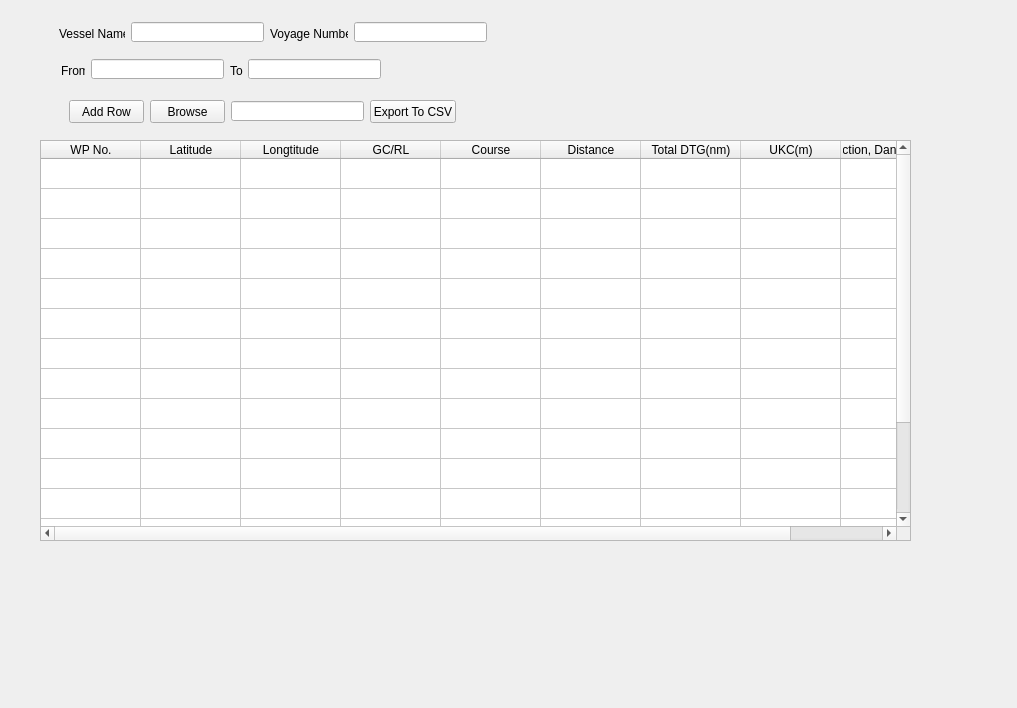
Old version of the form QtUi/planGenerator.ui in the repository heavenlxj/emgui.
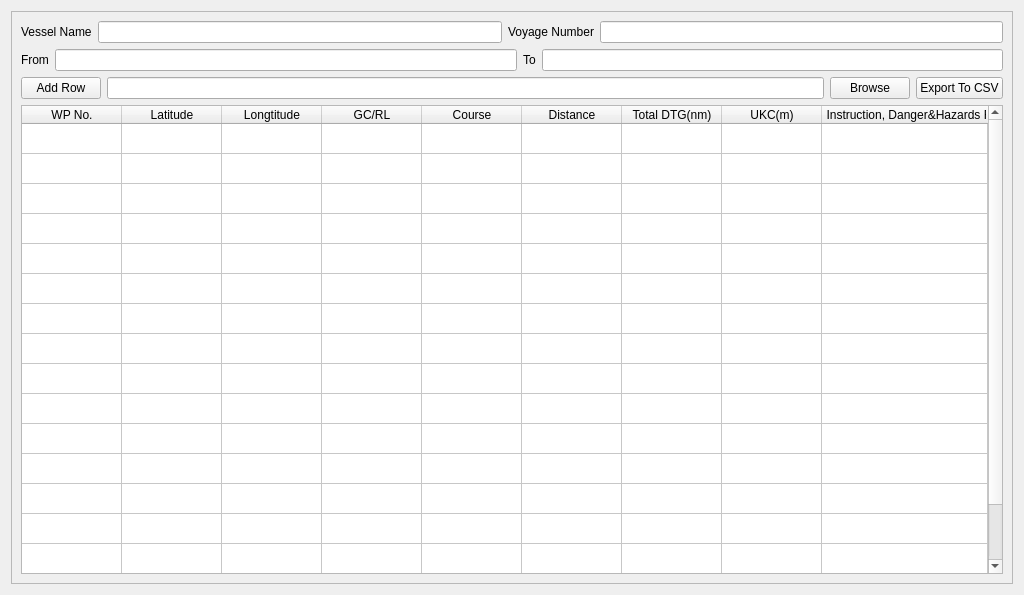
New version of the form.

What changed in the file:
```diff
--- a/QtUi/planGenerator.ui
+++ b/QtUi/planGenerator.ui
@@ -6,22 +6,178 @@
    <rect>
     <x>0</x>
     <y>0</y>
-    <width>1017</width>
-    <height>708</height>
+    <width>1024</width>
+    <height>595</height>
    </rect>
   </property>
   <property name="windowTitle">
    <string>Form</string>
   </property>
+  <layout class="QVBoxLayout" name="verticalLayout_2">
+   <item>
+    <widget class="QFrame" name="frame">
+     <property name="frameShape">
+      <enum>QFrame::StyledPanel</enum>
+     </property>
+     <property name="frameShadow">
+      <enum>QFrame::Raised</enum>
+     </property>
+     <layout class="QVBoxLayout" name="verticalLayout">
+      <item>
+       <layout class="QHBoxLayout" name="horizontalLayout">
+        <item>
+         <widget class="QLabel" name="label">
+          <property name="sizePolicy">
+           <sizepolicy hsizetype="Fixed" vsizetype="Fixed">
+            <horstretch>0</horstretch>
+            <verstretch>0</verstretch>
+           </sizepolicy>
+          </property>
+          <property name="text">
+           <string>Vessel Name</string>
+          </property>
+         </widget>
+        </item>
+        <item>
+         <widget class="QLineEdit" name="lineEdit">
+          <property name="sizePolicy">
+           <sizepolicy hsizetype="Expanding" vsizetype="Fixed">
+            <horstretch>0</horstretch>
+            <verstretch>0</verstretch>
+           </sizepolicy>
+          </property>
+         </widget>
+        </item>
+        <item>
+         <widget class="QLabel" name="label_2">
+          <property name="sizePolicy">
+           <sizepolicy hsizetype="Fixed" vsizetype="Fixed">
+            <horstretch>0</horstretch>
+            <verstretch>0</verstretch>
+           </sizepolicy>
+          </property>
+          <property name="text">
+           <string>Voyage Number</string>
+          </property>
+         </widget>
+        </item>
+        <item>
+         <widget class="QLineEdit" name="lineEdit_3">
+          <property name="sizePolicy">
+           <sizepolicy hsizetype="Expanding" vsizetype="Fixed">
+            <horstretch>0</horstretch>
+            <verstretch>0</verstretch>
+           </sizepolicy>
+          </property>
+         </widget>
+        </item>
+       </layout>
+      </item>
+      <item>
+       <layout class="QHBoxLayout" name="horizontalLayout_2">
+        <item>
+         <widget class="QLabel" name="label_3">
+          <property name="sizePolicy">
+           <sizepolicy hsizetype="Fixed" vsizetype="Fixed">
+            <horstretch>0</horstretch>
+            <verstretch>0</verstretch>
+           </sizepolicy>
+          </property>
+          <property name="text">
+           <string>From</string>
+          </property>
+         </widget>
+        </item>
+        <item>
+         <widget class="QLineEdit" name="lineEdit_2">
+          <property name="sizePolicy">
+           <sizepolicy hsizetype="Expanding" vsizetype="Fixed">
+            <horstretch>0</horstretch>
+            <verstretch>0</verstretch>
+           </sizepolicy>
+          </property>
+         </widget>
+        </item>
+        <item>
+         <widget class="QLabel" name="label_4">
+          <property name="sizePolicy">
+           <sizepolicy hsizetype="Fixed" vsizetype="Fixed">
+            <horstretch>0</horstretch>
+            <verstretch>0</verstretch>
+           </sizepolicy>
+          </property>
+          <property name="text">
+           <string>To</string>
+          </property>
+         </widget>
+        </item>
+        <item>
+         <widget class="QLineEdit" name="lineEdit_4">
+          <property name="sizePolicy">
+           <sizepolicy hsizetype="Expanding" vsizetype="Fixed">
+            <horstretch>0</horstretch>
+            <verstretch>0</verstretch>
+           </sizepolicy>
+          </property>
+         </widget>
+        </item>
+       </layout>
+      </item>
+      <item>
+       <layout class="QHBoxLayout" name="horizontalLayout_3">
+        <item>
+         <widget class="QPushButton" name="pushButton">
+          <property name="sizePolicy">
+           <sizepolicy hsizetype="Fixed" vsizetype="Fixed">
+            <horstretch>0</horstretch>
+            <verstretch>0</verstretch>
+           </sizepolicy>
+          </property>
+          <property name="text">
+           <string>Add Row</string>
+          </property>
+         </widget>
+        </item>
+        <item>
+         <widget class="QLineEdit" name="lineEdit_5">
+          <property name="sizePolicy">
+           <sizepolicy hsizetype="Preferred" vsizetype="Fixed">
+            <horstretch>0</horstretch>
+            <verstretch>0</verstretch>
+           </sizepolicy>
+          </property>
+         </widget>
+        </item>
+        <item>
+         <widget class="QPushButton" name="pushButton_3">
+          <property name="sizePolicy">
+           <sizepolicy hsizetype="Fixed" vsizetype="Fixed">
+            <horstretch>0</horstretch>
+            <verstretch>0</verstretch>
+           </sizepolicy>
+          </property>
+          <property name="text">
+           <string>Browse</string>
+          </property>
+         </widget>
+        </item>
+        <item>
+         <widget class="QPushButton" name="pushButton_2">
+          <property name="sizePolicy">
+           <sizepolicy hsizetype="Fixed" vsizetype="Fixed">
+            <horstretch>0</horstretch>
+            <verstretch>0</verstretch>
+           </sizepolicy>
+          </property>
+          <property name="text">
+           <string>Export To CSV</string>
+          </property>
+         </widget>
+        </item>
+       </layout>
+      </item>
+      <item>
   <widget class="QTableWidget" name="tableWidget">
-   <property name="geometry">
-    <rect>
-     <x>40</x>
-     <y>140</y>
-     <width>871</width>
-     <height>401</height>
-    </rect>
-   </property>
    <property name="sizePolicy">
     <sizepolicy hsizetype="Preferred" vsizetype="Preferred">
      <horstretch>0</horstretch>
@@ -172,213 +328,11 @@
     </property>
    </column>
   </widget>
-  <widget class="QPushButton" name="pushButton_2">
-   <property name="geometry">
-    <rect>
-     <x>370</x>
-     <y>100</y>
-     <width>86</width>
-     <height>23</height>
-    </rect>
-   </property>
-   <property name="sizePolicy">
-    <sizepolicy hsizetype="Fixed" vsizetype="Fixed">
-     <horstretch>0</horstretch>
-     <verstretch>0</verstretch>
-    </sizepolicy>
-   </property>
-   <property name="text">
-    <string>Export To CSV</string>
-   </property>
-  </widget>
-  <widget class="QPushButton" name="pushButton_3">
-   <property name="geometry">
-    <rect>
-     <x>150</x>
-     <y>100</y>
-     <width>75</width>
-     <height>23</height>
-    </rect>
-   </property>
-   <property name="sizePolicy">
-    <sizepolicy hsizetype="Fixed" vsizetype="Fixed">
-     <horstretch>0</horstretch>
-     <verstretch>0</verstretch>
-    </sizepolicy>
-   </property>
-   <property name="text">
-    <string>Browse</string>
-   </property>
-  </widget>
-  <widget class="QLabel" name="label_2">
-   <property name="geometry">
-    <rect>
-     <x>270</x>
-     <y>26</y>
-     <width>78</width>
-     <height>16</height>
-    </rect>
-   </property>
-   <property name="sizePolicy">
-    <sizepolicy hsizetype="Preferred" vsizetype="Fixed">
-     <horstretch>0</horstretch>
-     <verstretch>0</verstretch>
-    </sizepolicy>
-   </property>
-   <property name="text">
-    <string>Voyage Number</string>
-   </property>
-  </widget>
-  <widget class="QLabel" name="label">
-   <property name="geometry">
-    <rect>
-     <x>59</x>
-     <y>26</y>
-     <width>66</width>
-     <height>16</height>
-    </rect>
-   </property>
-   <property name="sizePolicy">
-    <sizepolicy hsizetype="Preferred" vsizetype="Fixed">
-     <horstretch>0</horstretch>
-     <verstretch>0</verstretch>
-    </sizepolicy>
-   </property>
-   <property name="text">
-    <string>Vessel Name</string>
-   </property>
-  </widget>
-  <widget class="QLineEdit" name="lineEdit_2">
-   <property name="geometry">
-    <rect>
-     <x>91</x>
-     <y>59</y>
-     <width>133</width>
-     <height>20</height>
-    </rect>
-   </property>
-   <property name="sizePolicy">
-    <sizepolicy hsizetype="Preferred" vsizetype="Fixed">
-     <horstretch>0</horstretch>
-     <verstretch>0</verstretch>
-    </sizepolicy>
-   </property>
-  </widget>
-  <widget class="QLineEdit" name="lineEdit_4">
-   <property name="geometry">
-    <rect>
-     <x>248</x>
-     <y>59</y>
-     <width>133</width>
-     <height>20</height>
-    </rect>
-   </property>
-   <property name="sizePolicy">
-    <sizepolicy hsizetype="Preferred" vsizetype="Fixed">
-     <horstretch>0</horstretch>
-     <verstretch>0</verstretch>
-    </sizepolicy>
-   </property>
-  </widget>
-  <widget class="QPushButton" name="pushButton">
-   <property name="geometry">
-    <rect>
-     <x>69</x>
-     <y>100</y>
-     <width>75</width>
-     <height>23</height>
-    </rect>
-   </property>
-   <property name="sizePolicy">
-    <sizepolicy hsizetype="Fixed" vsizetype="Fixed">
-     <horstretch>0</horstretch>
-     <verstretch>0</verstretch>
-    </sizepolicy>
-   </property>
-   <property name="text">
-    <string>Add Row</string>
-   </property>
-  </widget>
-  <widget class="QLabel" name="label_3">
-   <property name="geometry">
-    <rect>
-     <x>61</x>
-     <y>63</y>
-     <width>24</width>
-     <height>16</height>
-    </rect>
-   </property>
-   <property name="sizePolicy">
-    <sizepolicy hsizetype="Preferred" vsizetype="Fixed">
-     <horstretch>0</horstretch>
-     <verstretch>0</verstretch>
-    </sizepolicy>
-   </property>
-   <property name="text">
-    <string>From</string>
-   </property>
-  </widget>
-  <widget class="QLineEdit" name="lineEdit">
-   <property name="geometry">
-    <rect>
-     <x>131</x>
-     <y>22</y>
-     <width>133</width>
-     <height>20</height>
-    </rect>
-   </property>
-   <property name="sizePolicy">
-    <sizepolicy hsizetype="Fixed" vsizetype="Fixed">
-     <horstretch>0</horstretch>
-     <verstretch>0</verstretch>
-    </sizepolicy>
-   </property>
-  </widget>
-  <widget class="QLabel" name="label_4">
-   <property name="geometry">
-    <rect>
-     <x>230</x>
-     <y>63</y>
-     <width>16</width>
-     <height>16</height>
-    </rect>
-   </property>
-   <property name="sizePolicy">
-    <sizepolicy hsizetype="Preferred" vsizetype="Fixed">
-     <horstretch>0</horstretch>
-     <verstretch>0</verstretch>
-    </sizepolicy>
-   </property>
-   <property name="text">
-    <string>To</string>
-   </property>
-  </widget>
-  <widget class="QLineEdit" name="lineEdit_5">
-   <property name="geometry">
-    <rect>
-     <x>231</x>
-     <y>101</y>
-     <width>133</width>
-     <height>20</height>
-    </rect>
-   </property>
-  </widget>
-  <widget class="QLineEdit" name="lineEdit_3">
-   <property name="geometry">
-    <rect>
-     <x>354</x>
-     <y>22</y>
-     <width>133</width>
-     <height>20</height>
-    </rect>
-   </property>
-   <property name="sizePolicy">
-    <sizepolicy hsizetype="Fixed" vsizetype="Fixed">
-     <horstretch>0</horstretch>
-     <verstretch>0</verstretch>
-    </sizepolicy>
-   </property>
-  </widget>
+      </item>
+     </layout>
+    </widget>
+   </item>
+  </layout>
  </widget>
  <resources/>
  <connections/>
```
Left out of the diff: 5 changed lines with no effect on the pictures. Lines whose indentation alone changed are shown as unchanged.
